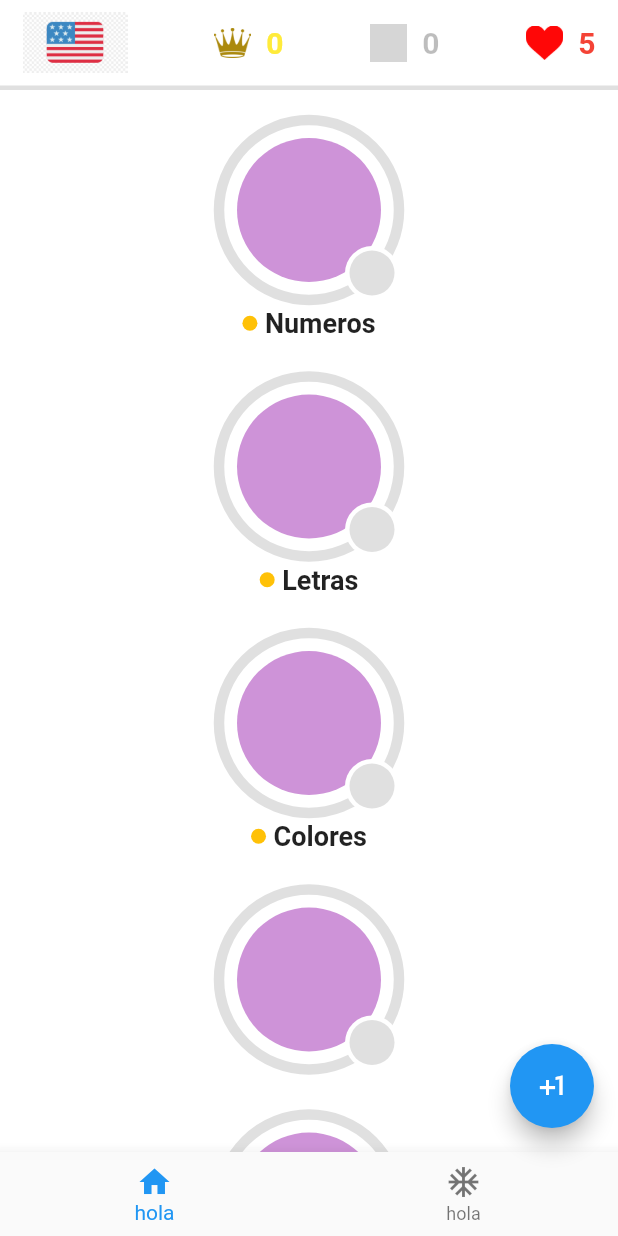
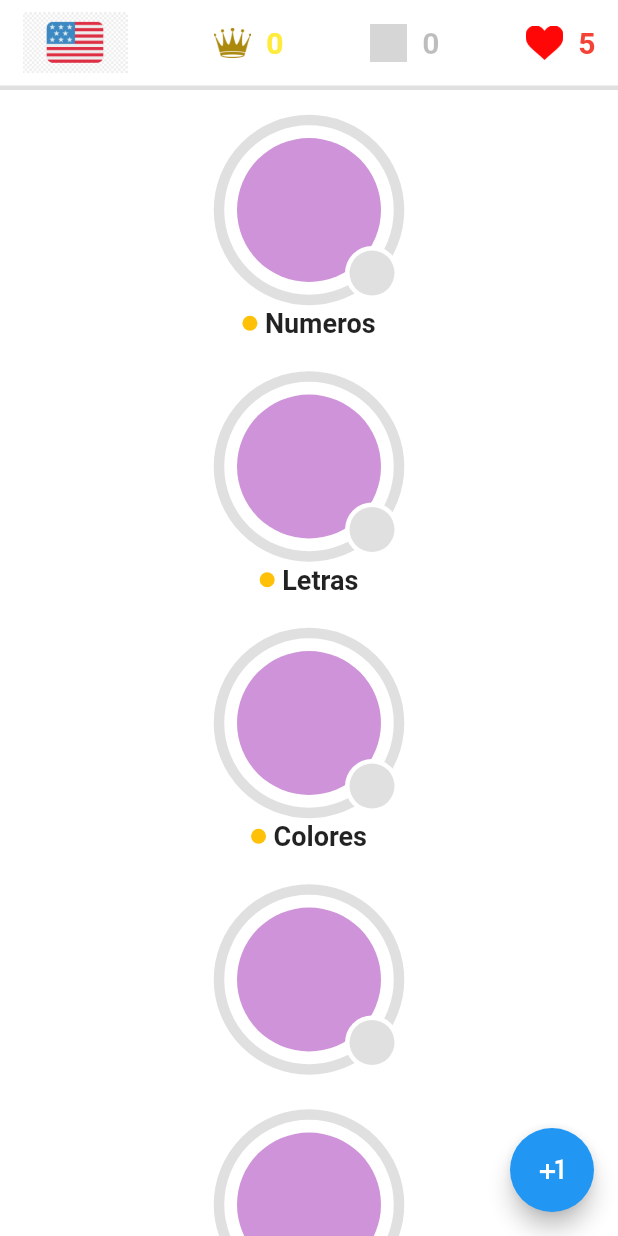
Before and after one commit to PACOdergod/duo2, a Flutter app: the screen it shows after launch, on a phone screen of 412 x 824 dp. Run offline on Flutter 3.47's test engine with Material 2 defaults, Android fonts, the phone set to English and light mode, and no system bars; our stand-ins replace get; grey boxes are pictures that could not be loaded.

Commit message:
commit obligado

```diff
--- a/lib/src/pages/home_page.dart
+++ b/lib/src/pages/home_page.dart
@@ -25,8 +25,8 @@ class _HomePageState extends State<HomePage> {
 
       floatingActionButton: FloatingActionButton(
         child: Icon(Icons.plus_one),
-        // onPressed: ()=>advanceController.aumentarLessonsDone("numeros")
         onPressed: () {
+          // advanceController.aumentarLessonsDone("numeros")
           advanceController.coronasUser++;
         },
       ),
@@ -39,18 +39,18 @@ class _HomePageState extends State<HomePage> {
         ),
       ),
 
-      bottomNavigationBar: BottomNavigationBar(
-        items: [
-          BottomNavigationBarItem(
-            icon: Icon(Icons.home),
-            label: "hola"
-          ),
-          BottomNavigationBarItem(
-            icon: Icon(Icons.ac_unit),
-            label: "hola"
-          ),
-        ]
-      ),
+      // bottomNavigationBar: BottomNavigationBar(
+      //   items: [
+      //     BottomNavigationBarItem(
+      //       icon: Icon(Icons.home),
+      //       label: "hola"
+      //     ),
+      //     BottomNavigationBarItem(
+      //       icon: Icon(Icons.ac_unit),
+      //       label: "hola"
+      //     ),
+      //   ]
+      // ),
 
     );
   }
```
